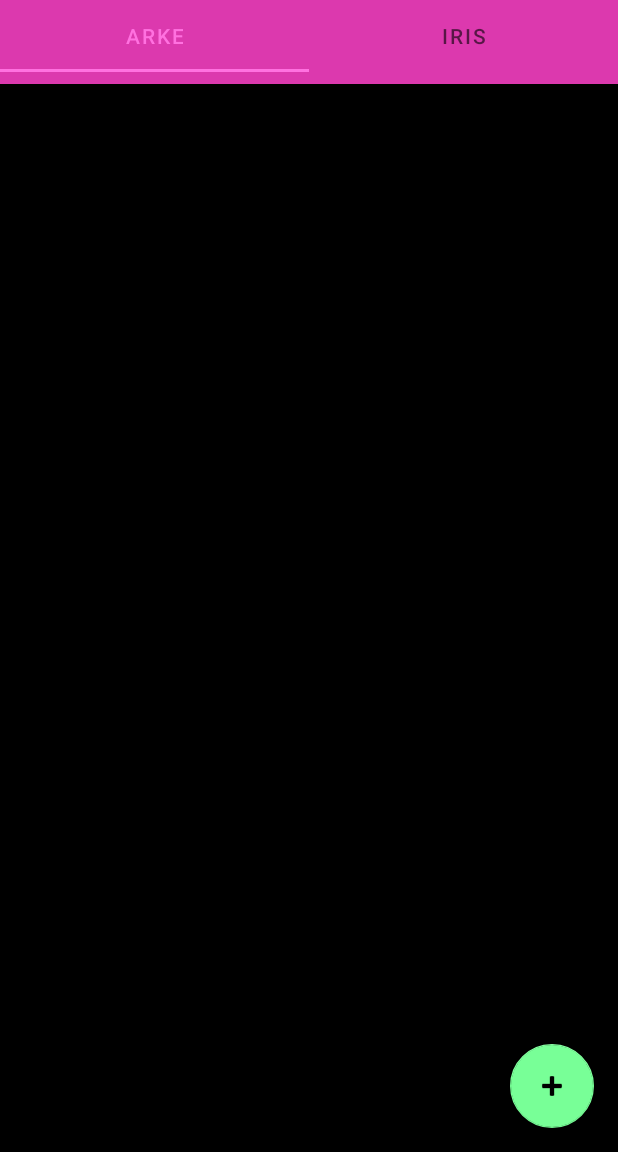
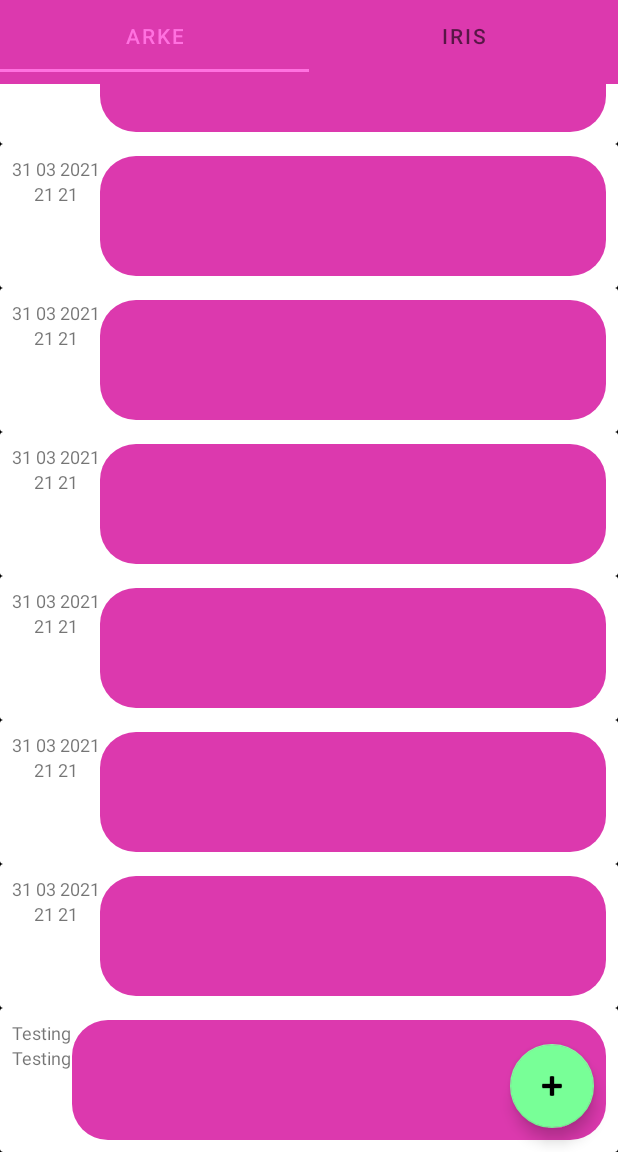
Before and after one commit to Carkzis/Arkyris, an Android app: the screen it shows after launch (MainActivity), after a tap on "E-mail your colour.", on a phone screen of 412 x 824 dp, the part 84-1236 px from its top. Run offline under Robolectric (Android 15) with nearby library versions, the phone set to English and light mode, and no system bars.

Commit message:
RecyclerView now has objects with one placeholder colour, date and time.

```diff
--- a/app/src/main/java/com/example/arkyris/ArkeFragment.java
+++ b/app/src/main/java/com/example/arkyris/ArkeFragment.java
@@ -28,7 +28,8 @@ public class ArkeFragment extends Fragment {
     // TODO: Rename and change types of parameters
     private String mParam1;
     private String mParam2;
-    private final LinkedList<String> mWordList = new LinkedList<>();
+
+    private final LinkedList<ArkeItem> mArkeColourList = new LinkedList<>();
     private RecyclerView mRecyclerView;
     private ArkeListAdapter mAdapter;
 
@@ -77,27 +78,25 @@ public class ArkeFragment extends Fragment {
         final View rootView = inflater.inflate(R.layout.fragment_arke, container, false);
 
         final FloatingActionButton fab = rootView.findViewById(R.id.arke_fab);
-        fab.setOnClickListener(new View.OnClickListener() {
-            @Override
-            public void onClick(View view) {
-                int wordListSize = mWordList.size();
-                // add a new word to the List
-                mWordList.addLast("+ Word " + wordListSize);
-                // notify the adapter that data has changed
-                mRecyclerView.getAdapter().notifyItemInserted(wordListSize);
-                // scroll to the bottom
-                mRecyclerView.smoothScrollToPosition(wordListSize);
-            }
+        fab.setOnClickListener(view -> {
+            int wordListSize = mArkeColourList.size();
+            // add a new word to the List
+            mArkeColourList.addLast(new ArkeItem(R.drawable.colour_rectangle, "Testing", "Testing"));;
+            // notify the adapter that data has changed
+            mRecyclerView.getAdapter().notifyItemInserted(wordListSize);
+            // scroll to the bottom
+            mRecyclerView.smoothScrollToPosition(wordListSize);
         });
 
         // Create a placeholder list of words for RecycleView.
-        for (int i = 0; i < 30; i++) {
-            mWordList.addLast("Word " + i);
+        for (int i = 0; i < 50; i++) {
+            mArkeColourList.addLast(new ArkeItem(R.drawable.colour_rectangle, "31 03 2021", "21 21"));
         }
+
         // Get a handler for the RecyclerView
         mRecyclerView = rootView.findViewById(R.id.arke_recyclerview);
         // Create an adapter and supply the data
-        mAdapter = new ArkeListAdapter(getActivity(), mWordList);
+        mAdapter = new ArkeListAdapter(getActivity(), mArkeColourList);
         // Connect adapter to RecyclerView
         mRecyclerView.setAdapter(mAdapter);
         // Give RecyclerView a LayoutManager
--- /dev/null
+++ b/app/src/main/java/com/example/arkyris/ArkeItem.java
@@ -0,0 +1,32 @@
+package com.example.arkyris;
+
+public class ArkeItem {
+
+    // Attributes for each card
+    private int mImage;
+    private String mDate;
+    private String mTime;
+
+    public ArkeItem(int image, String date, String time) {
+        mImage = image;
+        mDate = date;
+        mTime = time;
+    }
+
+    /**
+     * Getter methods for getting Views into the RecycleView.
+     * @return
+     */
+    public int getImage() {
+        return mImage;
+    }
+
+    public String getDate() {
+        return mDate;
+    }
+
+    public String getTime() {
+        return mTime;
+    }
+
+}
--- a/app/src/main/java/com/example/arkyris/ArkeListAdapter.java
+++ b/app/src/main/java/com/example/arkyris/ArkeListAdapter.java
@@ -4,6 +4,7 @@ import android.content.Context;
 import android.view.LayoutInflater;
 import android.view.View;
 import android.view.ViewGroup;
+import android.widget.ImageView;
 import android.widget.TextView;
 
 import androidx.annotation.NonNull;
@@ -13,12 +14,12 @@ import java.util.LinkedList;
 
 public class ArkeListAdapter extends RecyclerView.Adapter<ArkeListAdapter.ArkeViewHolder> {
 
-    private final LinkedList<String> mWordList;
+    private final LinkedList<ArkeItem> mArkeColourList;
     private LayoutInflater mInflater;
 
-    public ArkeListAdapter(Context context, LinkedList<String> wordList) {
+    public ArkeListAdapter(Context context, LinkedList<ArkeItem> wordList) {
         mInflater = LayoutInflater.from(context);
-        this.mWordList = wordList;
+        this.mArkeColourList = wordList;
     }
 
     /**
@@ -42,23 +43,32 @@ public class ArkeListAdapter extends RecyclerView.Adapter<ArkeListAdapter.ArkeVi
      */
     @Override
     public void onBindViewHolder(@NonNull ArkeListAdapter.ArkeViewHolder holder, int position) {
-        String mCurrent = mWordList.get(position);
-        holder.arkeItemView.setText(mCurrent);
+        ArkeItem mCurrent = mArkeColourList.get(position);
+        holder.mImageView.setImageResource(mCurrent.getImage());
+        holder.mDateView.setText(mCurrent.getDate());
+        holder.mTimeView.setText(mCurrent.getTime());
     }
 
     @Override
     public int getItemCount() {
-        return mWordList.size();
+        return mArkeColourList.size();
     }
 
     class ArkeViewHolder extends RecyclerView.ViewHolder {
 
-        public final TextView arkeItemView;
+        public final ImageView mImageView;
+        public final TextView mDateView;
+        public final TextView mTimeView;
+
         final ArkeListAdapter mAdapter;
 
         public ArkeViewHolder(@NonNull View itemView, ArkeListAdapter adapter) {
             super(itemView);
-            arkeItemView = itemView.findViewById(R.id.colour_arke);
+            // TODO: this needs sorting
+            mImageView = itemView.findViewById(R.id.arke_colour);
+            mDateView = itemView.findViewById(R.id.arke_date);
+            mTimeView = itemView.findViewById(R.id.arke_time);
+
             this.mAdapter = adapter;
         }
     }
--- a/app/src/main/java/com/example/arkyris/IrisFragment.java
+++ b/app/src/main/java/com/example/arkyris/IrisFragment.java
@@ -97,12 +97,9 @@ public class IrisFragment extends Fragment {
          * @param view is the ImageView that enters a particular colour to the diary.
          */
         final ImageView image = rootView.findViewById(R.id.chosen_colour);
-        image.setOnClickListener(new View.OnClickListener() {
-             @Override
-             public void onClick(View view) {
-                 displayToast(getString(R.string.toast_entry_added));
-                 // TODO: Add a way to enter the entry into the SQL database, and update the entry history
-             }
+        image.setOnClickListener(view -> {
+            displayToast(getString(R.string.toast_entry_added));
+            // TODO: Add a way to enter the entry into the SQL database, and update the entry history
         });
 
         // Inflate the layout for this fragment
--- /dev/null
+++ b/app/src/main/res/drawable/colour_rectangle.xml
@@ -0,0 +1,6 @@
+<?xml version="1.0" encoding="utf-8"?>
+<shape xmlns:android="http://schemas.android.com/apk/res/android"
+android:shape="rectangle">
+    <corners android:radius="24dp" />
+<solid android:color="@color/pink" />
+</shape>
--- a/app/src/main/res/layout/list_item_arke.xml
+++ b/app/src/main/res/layout/list_item_arke.xml
@@ -1,17 +1,49 @@
 <?xml version="1.0" encoding="utf-8"?>
-<LinearLayout
-    xmlns:android="http://schemas.android.com/apk/res/android"
+<androidx.cardview.widget.CardView xmlns:android="http://schemas.android.com/apk/res/android"
+    xmlns:app="http://schemas.android.com/apk/res-auto"
+    xmlns:tools="http://schemas.android.com/tools"
     android:layout_width="match_parent"
-    android:layout_height="wrap_content"
-    android:orientation="vertical"
-    android:padding="6dp">
+    android:layout_height="wrap_content">
 
-    <TextView
-        android:id="@+id/colour_arke"
+    <RelativeLayout
         android:layout_width="match_parent"
-        android:layout_height="wrap_content"
-        android:textSize="24sp"
-        android:textStyle="bold" />
+        android:layout_height="96dp"
+        android:orientation="vertical"
+        android:padding="8dp">
 
+        <LinearLayout
+            android:id="@+id/arke_datetime"
+            android:layout_width="wrap_content"
+            android:layout_height="wrap_content"
+            android:orientation="vertical">
 
-</LinearLayout>
+            <TextView
+                android:id="@+id/arke_date"
+                android:layout_width="wrap_content"
+                android:layout_height="wrap_content"
+                android:layout_gravity="center_horizontal"
+                android:textSize="12sp"
+                tools:text="31/03/2021" />
+
+            <TextView
+                android:id="@+id/arke_time"
+                android:layout_width="wrap_content"
+                android:layout_height="wrap_content"
+                android:layout_gravity="center_horizontal"
+                android:textSize="12sp"
+                tools:text="23:11" />
+
+        </LinearLayout>
+
+        <ImageView
+            android:id="@+id/arke_colour"
+            android:layout_width="match_parent"
+            android:layout_height="match_parent"
+            android:layout_alignParentEnd="true"
+            android:layout_alignParentRight="true"
+            android:layout_toRightOf="@id/arke_datetime"
+            app:srcCompat="@drawable/colour_rectangle" />
+
+    </RelativeLayout>
+
+</androidx.cardview.widget.CardView>
```
